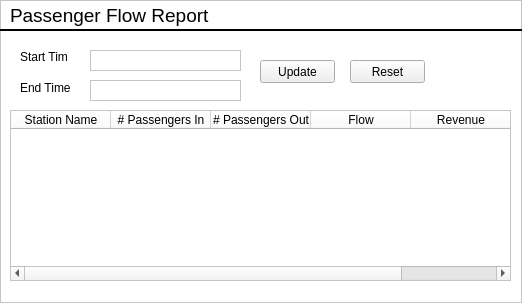
Qt form ui/passengerFlowReport.ui (alishan-kaisani/CS4400-GUI) before a commit.
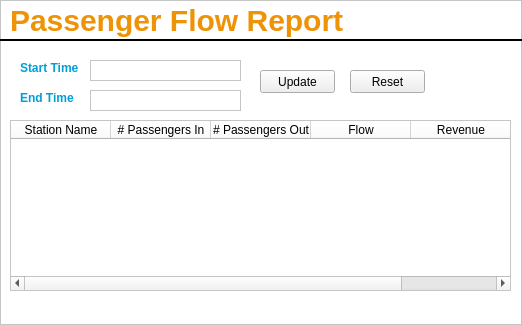
The same form after that commit. Icons and pictures are not drawn.

Diff of the .ui file:
```diff
--- a/ui/passengerFlowReport.ui
+++ b/ui/passengerFlowReport.ui
@@ -7,7 +7,7 @@
     <x>0</x>
     <y>0</y>
     <width>522</width>
-    <height>303</height>
+    <height>325</height>
    </rect>
   </property>
   <property name="windowTitle">
@@ -18,7 +18,9 @@
     <normaloff>marta-logo.png</normaloff>marta-logo.png</iconset>
   </property>
   <property name="styleSheet">
-   <string notr="true">QFrame {background-color: #ffffff}</string>
+   <string notr="true">QFrame {background-color: #ffffff} 
+QLabel {color: #009fd7; font-weight: bold;}
+#frameLabelTop {background-color: transparent; color: #ee9306; font-size: 30px;}</string>
   </property>
   <property name="frameShape">
    <enum>QFrame::StyledPanel</enum>
@@ -31,13 +33,15 @@
     <rect>
      <x>10</x>
      <y>0</y>
-     <width>211</width>
-     <height>31</height>
+     <width>371</width>
+     <height>41</height>
     </rect>
    </property>
    <property name="font">
     <font>
-     <pointsize>14</pointsize>
+     <pointsize>-1</pointsize>
+     <weight>75</weight>
+     <bold>true</bold>
     </font>
    </property>
    <property name="autoFillBackground">
@@ -57,7 +61,7 @@
    <property name="geometry">
     <rect>
      <x>0</x>
-     <y>20</y>
+     <y>30</y>
      <width>531</width>
      <height>20</height>
     </rect>
@@ -96,7 +100,7 @@
    <property name="geometry">
     <rect>
      <x>90</x>
-     <y>50</y>
+     <y>60</y>
      <width>151</width>
      <height>21</height>
     </rect>
@@ -109,8 +113,8 @@
    <property name="geometry">
     <rect>
      <x>20</x>
-     <y>80</y>
-     <width>51</width>
+     <y>90</y>
+     <width>61</width>
      <height>16</height>
     </rect>
    </property>
@@ -122,7 +126,7 @@
    <property name="geometry">
     <rect>
      <x>10</x>
-     <y>110</y>
+     <y>120</y>
      <width>501</width>
      <height>171</height>
     </rect>
@@ -157,9 +161,9 @@
    <property name="geometry">
     <rect>
      <x>20</x>
-     <y>50</y>
-     <width>47</width>
-     <height>13</height>
+     <y>60</y>
+     <width>61</width>
+     <height>16</height>
     </rect>
    </property>
    <property name="text">
@@ -170,7 +174,7 @@
    <property name="geometry">
     <rect>
      <x>350</x>
-     <y>60</y>
+     <y>70</y>
      <width>75</width>
      <height>23</height>
     </rect>
@@ -183,7 +187,7 @@
    <property name="geometry">
     <rect>
      <x>90</x>
-     <y>80</y>
+     <y>90</y>
      <width>151</width>
      <height>21</height>
     </rect>
@@ -196,7 +200,7 @@
    <property name="geometry">
     <rect>
      <x>260</x>
-     <y>60</y>
+     <y>70</y>
      <width>75</width>
      <height>23</height>
     </rect>
```
Left out of the diff: 8 changed lines with no effect on the pictures.
